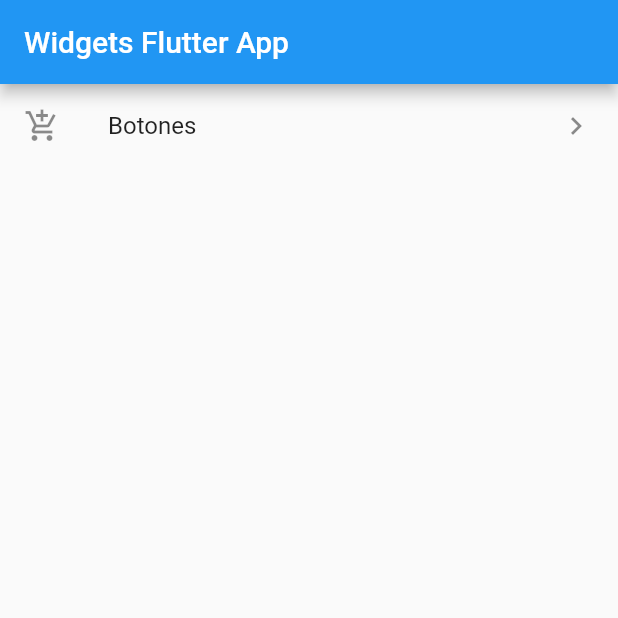
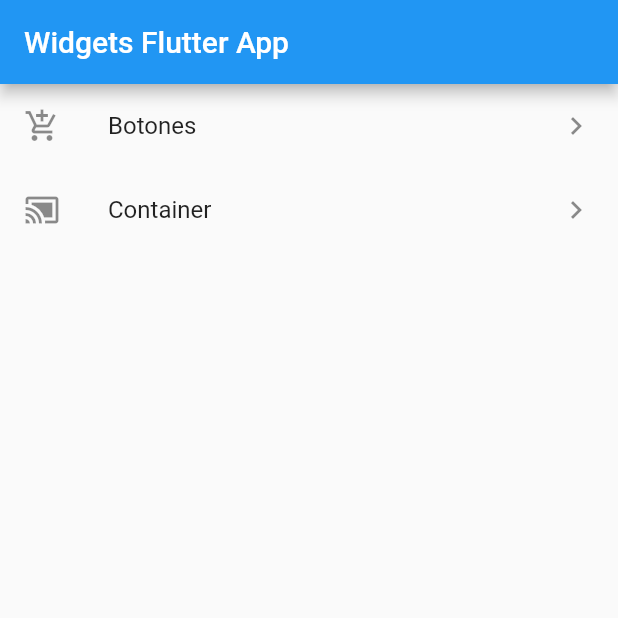
Before and after one commit to ConociendoFlutter/widgets_flutter_app, a Flutter app: the screen it shows after launch, on a phone screen of 412 x 824 dp, the top half of it. Run offline on Flutter 3.47's test engine with Material 2 defaults, Android fonts, the phone set to English and light mode, and no system bars.

```diff
--- a/lib/main.dart
+++ b/lib/main.dart
@@ -1,5 +1,6 @@
 import 'package:flutter/material.dart';
 import 'package:widgets_flutter_app/src/pages/botones_page.dart';
+import 'package:widgets_flutter_app/src/pages/container_page.dart';
 import 'package:widgets_flutter_app/src/pages/home_page.dart';
 
 void main() => runApp(MyApp());
@@ -12,7 +13,8 @@ class MyApp extends StatelessWidget {
       initialRoute: 'home',
       routes: {
       'home': (BuildContext context) => HomePage(),
-      'botones' : (BuildContext context) => BotonesPage()
+      'botones' : (BuildContext context) => BotonesPage(),
+      'container' : (BuildContext context) => ContainerPage()
       },
     );
   }
--- a/lib/src/pages/home_page.dart
+++ b/lib/src/pages/home_page.dart
@@ -16,7 +16,18 @@ class HomePage extends StatelessWidget {
               leading: Icon(Icons.add_shopping_cart),
               title: Text('Botones'),
               trailing: Icon(Icons.keyboard_arrow_right),
-            )
+            ),
+
+
+            ListTile(
+              onTap: () {
+                Navigator.pushNamed(context, 'container');
+              },
+              leading: Icon(Icons.cast_connected),
+              title: Text('Container'),
+              trailing: Icon(Icons.keyboard_arrow_right),
+            ),
+
           ],
         ));
   }
```
Also changed, not shown: lib/src/pages/container_page.dart (added, +26 -0 lines).
